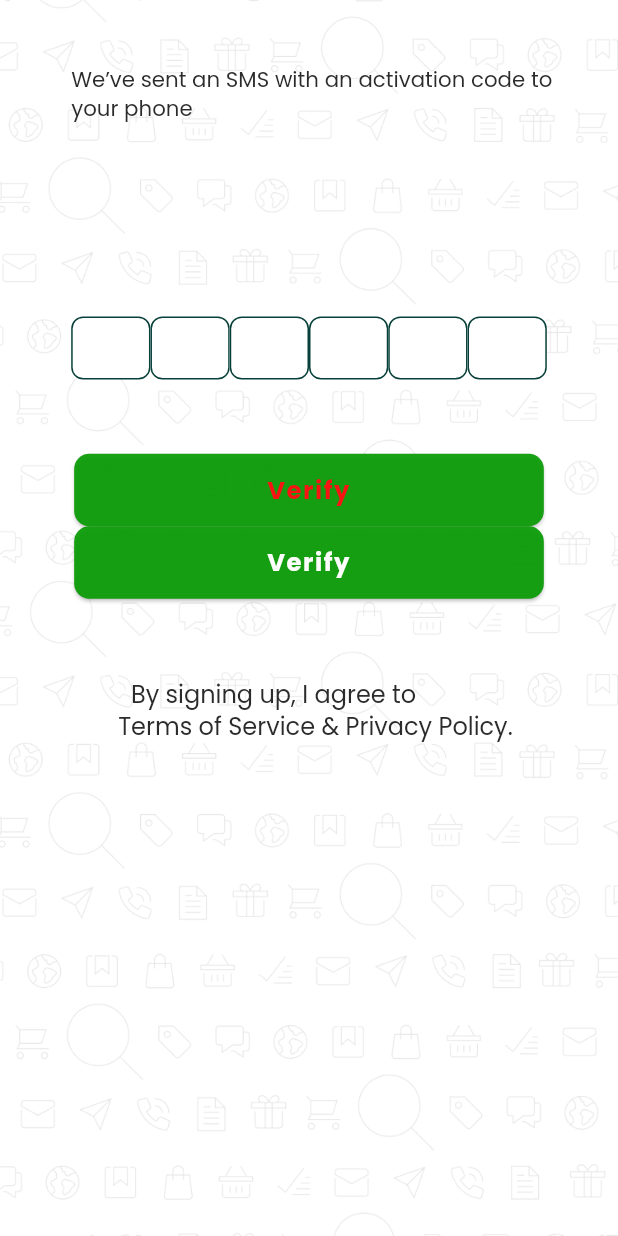
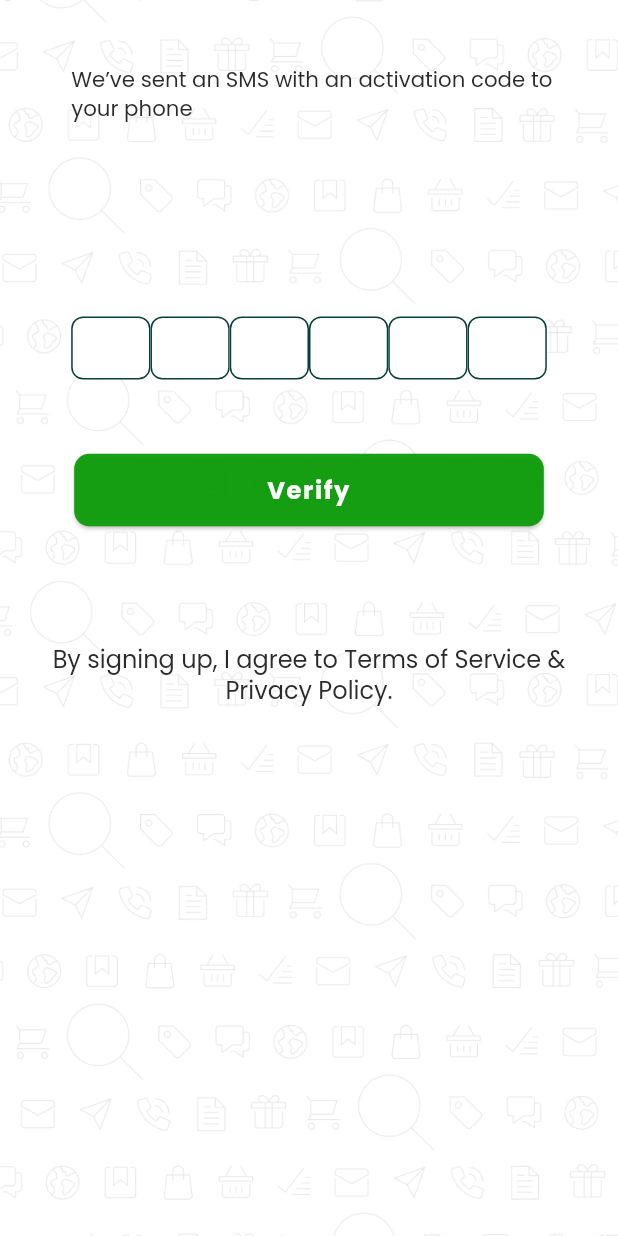
Before and after one commit to DreXuri/TajApp, a Flutter app: the OtpPhoneScreen screen opened directly with empty values, on a phone screen of 412 x 824 dp. Run offline on Flutter 3.47's test engine with Material 2 defaults, Android fonts, the phone set to English and light mode, and no system bars; drawn by our look-alikes of dynamic_color; our stand-ins replace firebase_auth, firebase_core, flutter_datetime_picker_plus, flutter_riverpod, flutter_screenutil, flutter_svg and 12 more; missing offline and left inert: date_picker_plus; accounts and stored records are empty; generated files the repository leaves out were written again.

Commit message:
otp screen bug fix

```diff
--- a/lib/screens/auth/views/otp_phone.dart
+++ b/lib/screens/auth/views/otp_phone.dart
@@ -90,7 +90,7 @@ class OtpPhoneScreen extends ConsumerWidget {
                     return _verifyButton(context, ref, verificationCode);
                   },
                 ),
-
+                HeightSpace(hight: 24.h),
                 // Consumer(builder:
                 //     (BuildContext context, WidgetRef ref, Widget? child) {
                 //   return _verifyButton(context, ref, );
@@ -106,32 +106,32 @@ class OtpPhoneScreen extends ConsumerWidget {
                 //       hideKeyboard(context);
                 //     }),
 
-                PrimaryButton(
-                    text: 'Verify',
-                    onPressed: () {
-                      // isResendCode = false;
-                      //   if (_otpPhoneFormKey.currentState!.validate()) {
-                      //     ref.read(authControllerProvider.notifier).verifyOtCodep(
-                      //         context: context,
-                      //         smsId: smsId,
-                      //         // smsId: phoneNumber,
-                      //         smsCode: verificationCode,
-                      //         isMounted: true);
-                      //     hideKeyboard(context);
-                      //   }
-                      // },
-                      // print(verificationCode);
-                    }),
+                // PrimaryButton(
+                //     text: 'Verify',
+                //     onPressed: () {
+                //       // isResendCode = false;
+                //       //   if (_otpPhoneFormKey.currentState!.validate()) {
+                //       //     ref.read(authControllerProvider.notifier).verifyOtCodep(
+                //       //         context: context,
+                //       //         smsId: smsId,
+                //       //         // smsId: phoneNumber,
+                //       //         smsCode: verificationCode,
+                //       //         isMounted: true);
+                //       //     hideKeyboard(context);
+                //       //   }
+                //       // },
+                //       // print(verificationCode);
+                //     }),
                 HeightSpace(hight: 53.h),
 
                 const CustomText(
                   fontSize: 16,
                   fontWeight: FontWeight.w400,
                   height: 1.3,
-                  data: '''    By signing up, I agree to
-  Terms of Service & Privacy Policy.''',
+                  data:
+                      'By signing up, I agree to Terms of Service & Privacy Policy.',
                   color: AppConst.kTextBlack,
-                  textAlign: null,
+                  textAlign: TextAlign.center,
                 ),
                 // HeightSpace(hight: 22.h),
                 // Row(
@@ -176,7 +176,6 @@ class OtpPhoneScreen extends ConsumerWidget {
   ) {
     return PrimaryButton(
       text: 'Verify',
-      textColor: AppConst.kPrimaryRed,
       onPressed: () {
         ref.read(authControllerProvider.notifier).verifyOtCodep(
             context: context,
```
